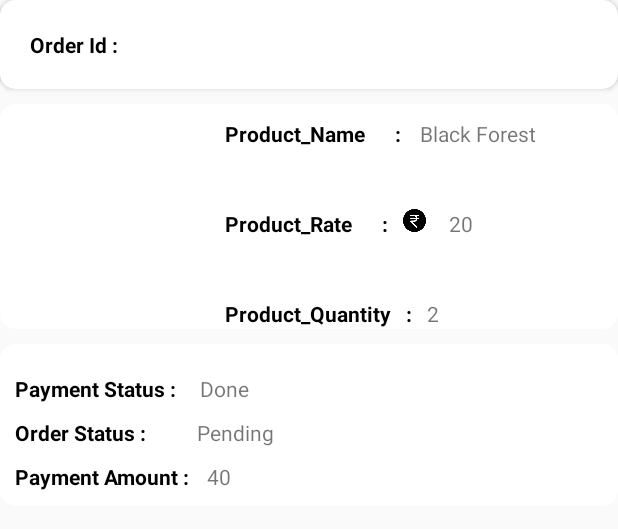
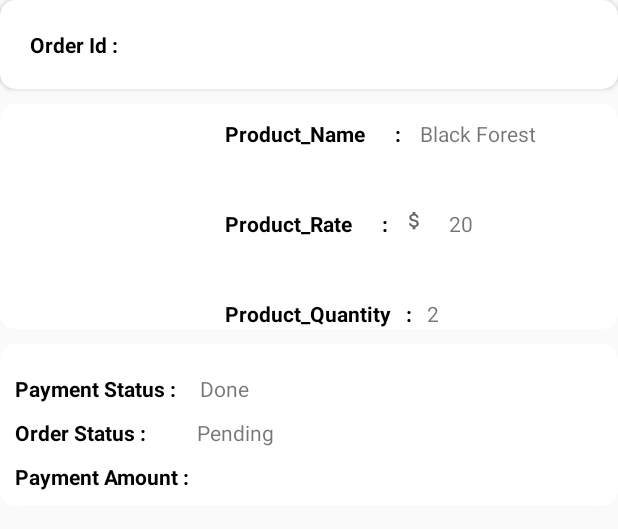
Before and after one commit to kerinshah123/Daily_Cart, an Android app: the layout activity_order_detail.xml on its own in the app's theme, with its tools: preview values and no code run, on a phone screen of 412 x 824 dp. Shown: the top 529 px of the screen. Run offline under Robolectric (Android 15) with nearby library versions, the light colour scheme and no system bars.

Commit message:
some final changes

```diff
--- a/app/src/main/res/layout/activity_order_detail.xml
+++ b/app/src/main/res/layout/activity_order_detail.xml
@@ -83,7 +83,7 @@
                     <ImageView
                         android:layout_width="15dp"
                         android:layout_height="15dp"
-                        android:src="@drawable/rupee"
+                        android:src="@drawable/dollar"
                         android:layout_toRightOf="@id/pro_rate1"
                         android:layout_marginTop="70dp"
                         android:layout_marginLeft="10dp"
@@ -179,15 +179,7 @@
                         android:layout_marginTop="10dp"
                         android:textStyle="bold"/>
 
-                    <TextView
-                        android:layout_width="wrap_content"
-                        android:layout_height="wrap_content"
-                        android:text=" 40"
-                        android:layout_toRightOf="@id/payment_amt"
-                        android:id="@+id/txtpayment_amt"
-                        android:layout_marginLeft="1dp"
-                        android:layout_below="@id/txtpayment_date"
-                        android:layout_marginTop="10dp"/>
+
 
                 </RelativeLayout>
             </androidx.cardview.widget.CardView>
```
Also changed, not shown: app/src/main/java/com/example/dailycart/ui/order/OrderDetailActivity.java (+6 -2 lines).
